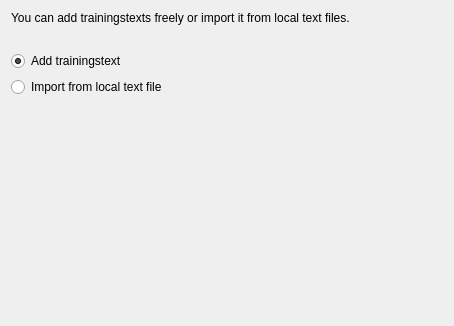
Before: the Qt Designer form simon/src/simonmodelmanagementui/ImportTrainingTexts/importtrainingtextselectsourcepage.ui in KDE/simon, drawn with Qt 5.
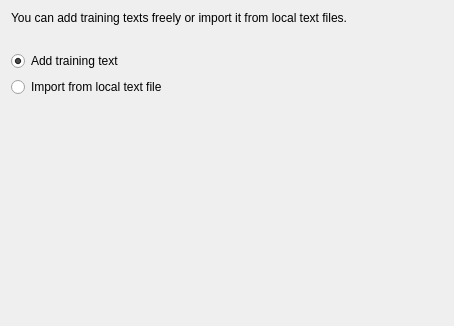
After: the same form once the commit is applied.

Patch:
```diff
--- a/simon/src/simonmodelmanagementui/ImportTrainingTexts/importtrainingtextselectsourcepage.ui
+++ b/simon/src/simonmodelmanagementui/ImportTrainingTexts/importtrainingtextselectsourcepage.ui
@@ -17,7 +17,7 @@
    <item>
     <widget class="QLabel" name="lbDesc">
      <property name="text">
-      <string>You can add trainingstexts freely or import it from local text files.</string>
+      <string>You can add training texts freely or import it from local text files.</string>
      </property>
      <property name="wordWrap">
       <bool>true</bool>
@@ -43,7 +43,7 @@
    <item>
     <widget class="QRadioButton" name="rbAdd">
      <property name="text">
-      <string>Add trainingstext</string>
+      <string>Add training text</string>
      </property>
      <property name="checked">
       <bool>true</bool>
```
